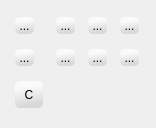
pencil2d/pencil, file app/ui/displayoption.ui: the form before one commit.
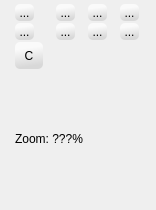
The form after the commit. Icons and pictures are not drawn.

Commit message:
Added the ability to see the current zoom level and disable brush feathering
Brush feathering can be disabled and reenabled through a simple
checkbox, no harm done.
Zoom level is seen on the display options widget. It's not pretty but it
works.

Patch:
```diff
--- a/app/ui/displayoption.ui
+++ b/app/ui/displayoption.ui
@@ -7,7 +7,7 @@
     <x>0</x>
     <y>0</y>
     <width>156</width>
-    <height>128</height>
+    <height>210</height>
    </rect>
   </property>
   <property name="windowTitle">
@@ -407,6 +407,13 @@
      </property>
     </widget>
    </item>
+   <item row="3" column="0" colspan="4">
+    <widget class="QLabel" name="zoomLabel">
+     <property name="text">
+      <string>Zoom: ???%</string>
+     </property>
+    </widget>
+   </item>
   </layout>
  </widget>
  <resources>
```
Left out of the diff: 122 changed lines with no effect on the pictures. The commit also changes 18 other files.
